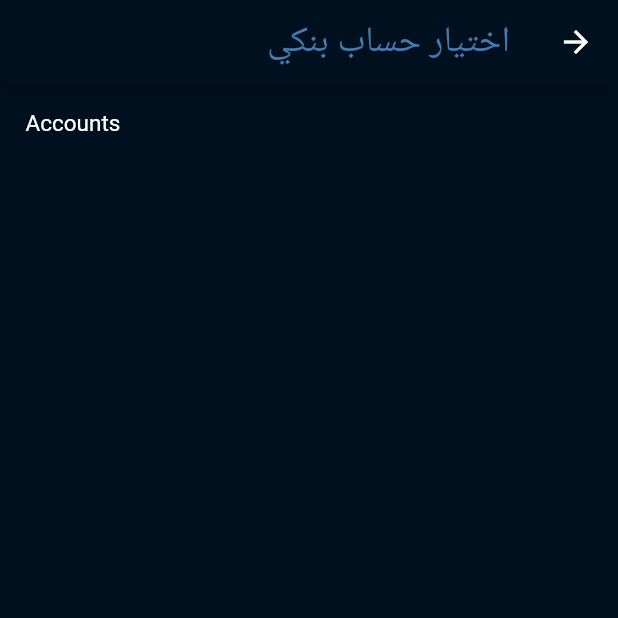
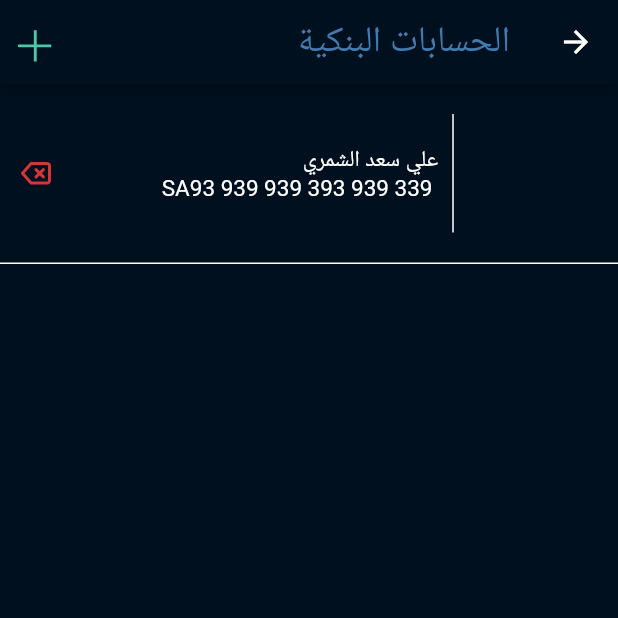
Before and after one commit to Abdulaziz4/aomlah, a Flutter app: the BankAccountSelectionView screen opened by its route, on a phone screen of 412 x 824 dp, the top half of it. Run offline on Flutter 3.47's test engine with Material 2 defaults, Android fonts, the phone set to English and light mode, and no system bars; our stand-ins replace firebase_core, flutter_spinkit, flutter_svg, google_fonts, logger, rxdart and 4 more; accounts and stored records are empty; network calls fail; Roboto replaces fonts that are missing (Cairo).

Commit message:
UI for Bank account and Add bank account

```diff
--- a/lib/ui/views/bank_account_selection/bacnk_account_selection_view.dart
+++ b/lib/ui/views/bank_account_selection/bacnk_account_selection_view.dart
@@ -1,4 +1,6 @@
+import 'package:aomlah/ui/add_bank_account/add_bank_acc_view.dart';
 import 'package:flutter/material.dart';
+import 'package:flutter_svg/svg.dart';
 
 class BankAccountSelectionView extends StatelessWidget {
   const BankAccountSelectionView({Key? key}) : super(key: key);
@@ -6,19 +8,49 @@ class BankAccountSelectionView extends StatelessWidget {
   @override
   Widget build(BuildContext context) {
     return Scaffold(
-      appBar: AppBar(
-        title: Text("اختيار حساب بنكي"),
-      ),
-      body: Padding(
-        padding: const EdgeInsets.all(17.0),
-        child: SingleChildScrollView(
-          child: Column(
-            children: const [
-              Text("Accounts"),
-            ],
-          ),
-        ),
-      ),
-    );
+        appBar: AppBar(title: Text("الحسابات البنكية"), actions: [
+          IconButton(
+              onPressed: () {
+                {
+                  Navigator.push(
+                      context,
+                      MaterialPageRoute(
+                          builder: (context) => AddBankAccView()));
+                }
+              },
+              icon: SvgPicture.asset("assets/icons/addIcon.svg")),
+        ]),
+        body: Column(
+          children: <Widget>[
+            Container(
+              decoration: BoxDecoration(
+                  border: Border(
+                bottom: BorderSide(
+                  width: 1,
+                  color: Colors.white,
+                ),
+              )),
+              child: Row(
+                children: <Widget>[
+                  Container(width: 100),
+                  const VerticalDivider(
+                    width: 20,
+                    thickness: 1,
+                    indent: 20,
+                    endIndent: 20,
+                    color: Colors.white,
+                  ),
+                  Text("علي سعد الشمري\n SA93 939 939 393 939 339"),
+                  Spacer(flex: 3),
+                  IconButton(
+                      onPressed: () {},
+                      icon: SvgPicture.asset("assets/icons/Delete.svg")),
+                ],
+              ),
+              height: 120,
+              width: MediaQuery.of(context).size.width,
+            ),
+          ],
+        ));
   }
 }
```
Also changed, not shown: lib/ui/add_bank_account/add_bank_acc_view.dart (added, +80 -0 lines), lib/ui/views/bank_account_selection/Custom_Menu_V2.dart (added, +24 -0 lines), lib/ui/views/profile/profile_view.dart (+10 -1 lines), assets/icons/Delete.svg (added), assets/icons/DownArrow.svg (added), assets/icons/addIcon.svg (added).
